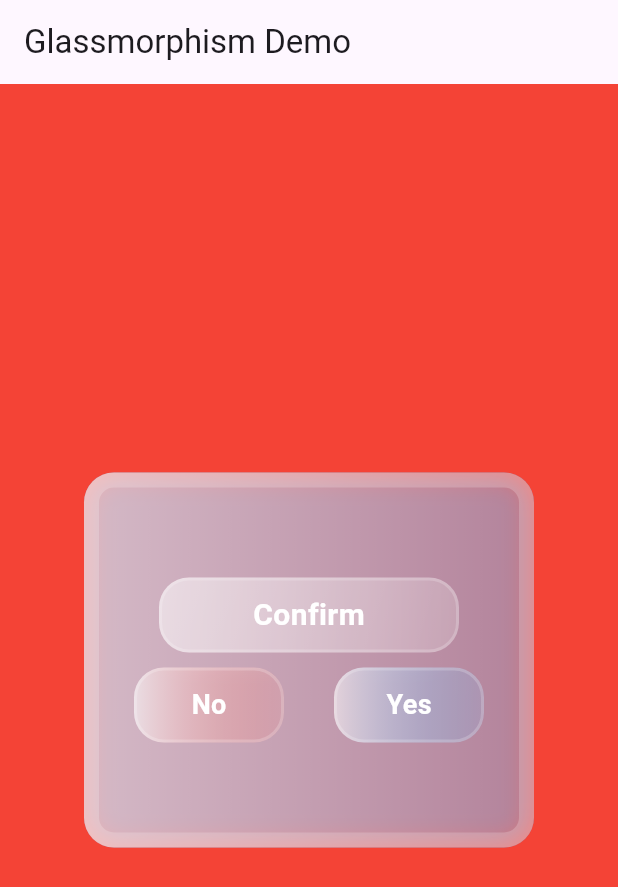
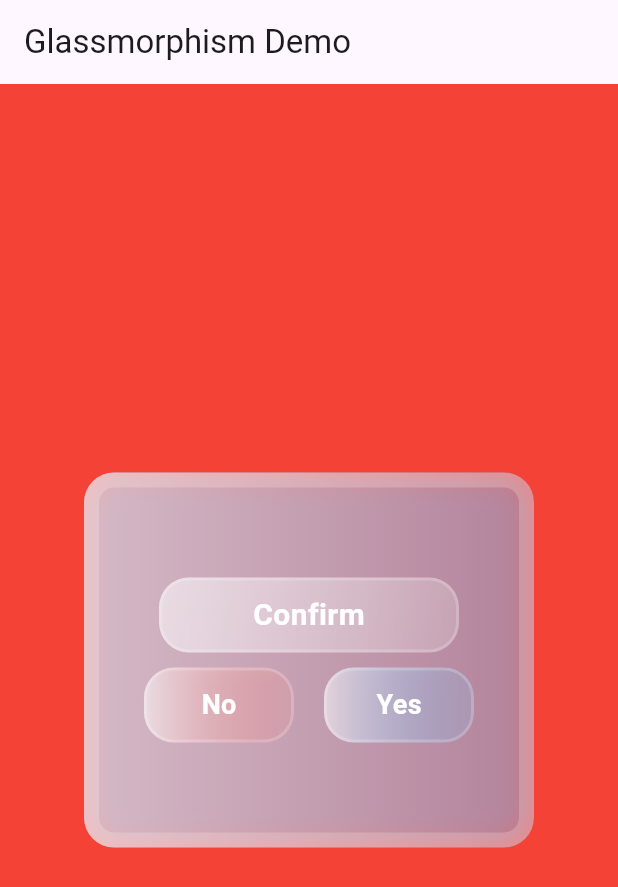
Before and after one commit to ramSde/only_yes_dialoge, a Flutter app: the screen it shows after launch, on a phone screen of 412 x 824 dp. Shown: the top 887 px of the screen. Run offline on Flutter 3.47's test engine with Material 3 defaults, Android fonts, the phone set to English and light mode, and no system bars.

Commit message:
second commit

```diff
--- a/lib/main.dart
+++ b/lib/main.dart
@@ -65,7 +65,8 @@ class AnimatedGlassmorphicDialog extends StatefulWidget {
       _AnimatedGlassmorphicDialogState();
 }
 
-class _AnimatedGlassmorphicDialogState extends State<AnimatedGlassmorphicDialog>
+class _AnimatedGlassmorphicDialogState
+    extends State<AnimatedGlassmorphicDialog>
     with SingleTickerProviderStateMixin {
   late AnimationController _controller;
   late Animation<double> _animation;
@@ -152,52 +153,16 @@ class _AnimatedGlassmorphicDialogState extends State<AnimatedGlassmorphicDialog>
                   ),
                 ),
                 SizedBox(height: 10),
-                AnimatedSwitcher(
+                Container(
+                  width: widget.buttonWidth * 2 + 20,
+                  height: widget.buttonHeight,
+                  child: Stack(
+                    children: [
+                      AnimatedPositioned(
                         duration: Duration(milliseconds: 500),
-                  transitionBuilder:
-                      (Widget child, Animation<double> animation) {
-                    return SlideTransition(
-                      position: Tween<Offset>(
-                        begin: Offset(0.0, 1.0),
-                        end: Offset(0.0, 0.0),
-                      ).animate(animation),
-                      child: child,
-                    );
-                  },
-                  child: _swapButtons
-                      ? Row(
-                          key: ValueKey<bool>(_swapButtons),
-                          mainAxisAlignment: MainAxisAlignment.spaceEvenly,
-                          children: [
-                            GestureDetector(
-                              onTap: _buttonsEnabled ? _handleYes : null,
-                              child: GlassmorphicContainer(
-                                width: widget.buttonWidth,
-                                height: widget.buttonHeight,
-                                borderRadius: widget.buttonRadius,
-                                blur: widget.blur,
-                                borderWidth: widget.borderWidth,
-                                borderGradient: LinearGradient(
-                                  colors: [
-                                    Colors.white.withOpacity(0.5),
-                                    Colors.blue.withOpacity(0.1),
-                                  ],
-                                ),
-                                child: Center(
-                                  child: Text(
-                                    'Yes',
-                                    style: TextStyle(
-                                      color: _buttonsEnabled
-                                          ? Colors.white
-                                          : Colors.grey,
-                                      fontSize: 18,
-                                      fontWeight: FontWeight.bold,
-                                    ),
-                                  ),
-                                ),
-                              ),
-                            ),
-                            GestureDetector(
+                        left: _swapButtons ? widget.buttonWidth + 20 : 0,
+                        top: 0,
+                        child: GestureDetector(
                           onTap: _buttonsEnabled ? _handleNo : null,
                           child: GlassmorphicContainer(
                             width: widget.buttonWidth,
@@ -225,41 +190,12 @@ class _AnimatedGlassmorphicDialogState extends State<AnimatedGlassmorphicDialog>
                             ),
                           ),
                         ),
-                          ],
-                        )
-                      : Row(
-                          key: ValueKey<bool>(_swapButtons),
-                          mainAxisAlignment: MainAxisAlignment.spaceEvenly,
-                          children: [
-                            GestureDetector(
-                              onTap: _buttonsEnabled ? _handleNo : null,
-                              child: GlassmorphicContainer(
-                                width: widget.buttonWidth,
-                                height: widget.buttonHeight,
-                                borderRadius: widget.buttonRadius,
-                                blur: widget.blur,
-                                borderWidth: widget.borderWidth,
-                                borderGradient: LinearGradient(
-                                  colors: [
-                                    Colors.white.withOpacity(0.5),
-                                    Colors.red.withOpacity(0.1),
-                                  ],
                       ),
-                                child: Center(
-                                  child: Text(
-                                    'No',
-                                    style: TextStyle(
-                                      color: _buttonsEnabled
-                                          ? Colors.white
-                                          : Colors.grey,
-                                      fontSize: 18,
-                                      fontWeight: FontWeight.bold,
-                                    ),
-                                  ),
-                                ),
-                              ),
-                            ),
-                            GestureDetector(
+                      AnimatedPositioned(
+                        duration: Duration(milliseconds: 500),
+                        left: _swapButtons ? 0 : widget.buttonWidth + 20,
+                        top: 0,
+                        child: GestureDetector(
                           onTap: _buttonsEnabled ? _handleYes : null,
                           child: GlassmorphicContainer(
                             width: widget.buttonWidth,
@@ -282,6 +218,7 @@ class _AnimatedGlassmorphicDialogState extends State<AnimatedGlassmorphicDialog>
                                       : Colors.grey,
                                   fontSize: 18,
                                   fontWeight: FontWeight.bold,
+                                ),
                               ),
                             ),
                           ),
```
Lines whose indentation alone changed are shown as unchanged.
